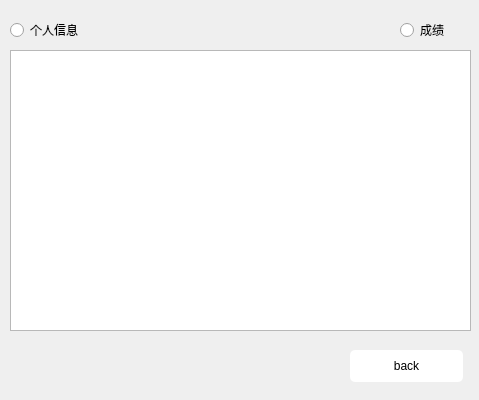
This is student.ui in yccc233/mana-sys as Qt 5 draws it before an edit. The edited form follows.
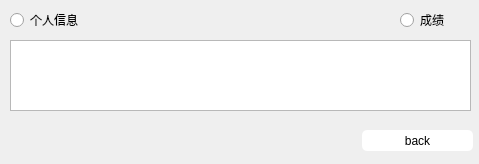
This is the edited form.

Diff of the .ui file:
```diff
--- a/student.ui
+++ b/student.ui
@@ -7,9 +7,21 @@
     <x>0</x>
     <y>0</y>
     <width>479</width>
-    <height>400</height>
+    <height>164</height>
    </rect>
   </property>
+  <property name="minimumSize">
+   <size>
+    <width>479</width>
+    <height>164</height>
+   </size>
+  </property>
+  <property name="maximumSize">
+   <size>
+    <width>479</width>
+    <height>164</height>
+   </size>
+  </property>
   <property name="windowTitle">
    <string>MainWindow</string>
   </property>
@@ -39,9 +51,9 @@
     <property name="geometry">
      <rect>
       <x>10</x>
-      <y>50</y>
+      <y>40</y>
       <width>461</width>
-      <height>281</height>
+      <height>71</height>
      </rect>
     </property>
    </widget>
@@ -49,7 +61,7 @@
     <property name="geometry">
      <rect>
       <x>10</x>
-      <y>20</y>
+      <y>10</y>
       <width>99</width>
       <height>20</height>
      </rect>
@@ -62,7 +74,7 @@
     <property name="geometry">
      <rect>
       <x>400</x>
-      <y>20</y>
+      <y>10</y>
       <width>71</width>
       <height>20</height>
      </rect>
@@ -74,10 +86,10 @@
    <widget class="QPushButton" name="pushButton_back">
     <property name="geometry">
      <rect>
-      <x>350</x>
-      <y>350</y>
-      <width>113</width>
-      <height>32</height>
+      <x>362</x>
+      <y>130</y>
+      <width>111</width>
+      <height>21</height>
      </rect>
     </property>
     <property name="text">
```
